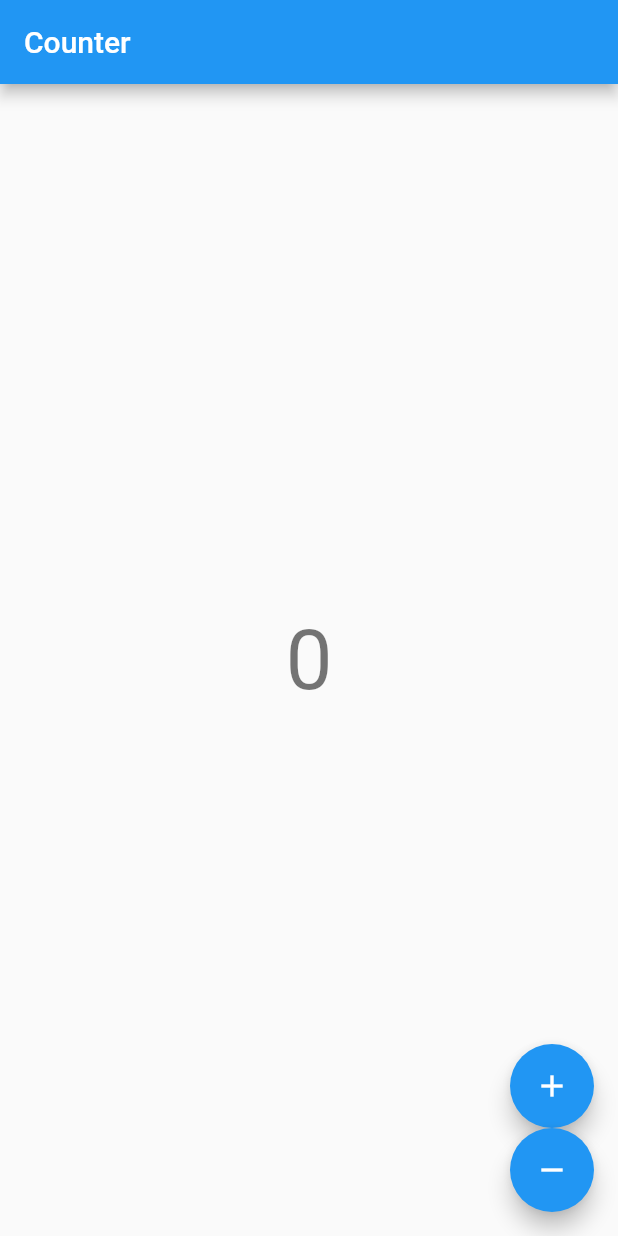
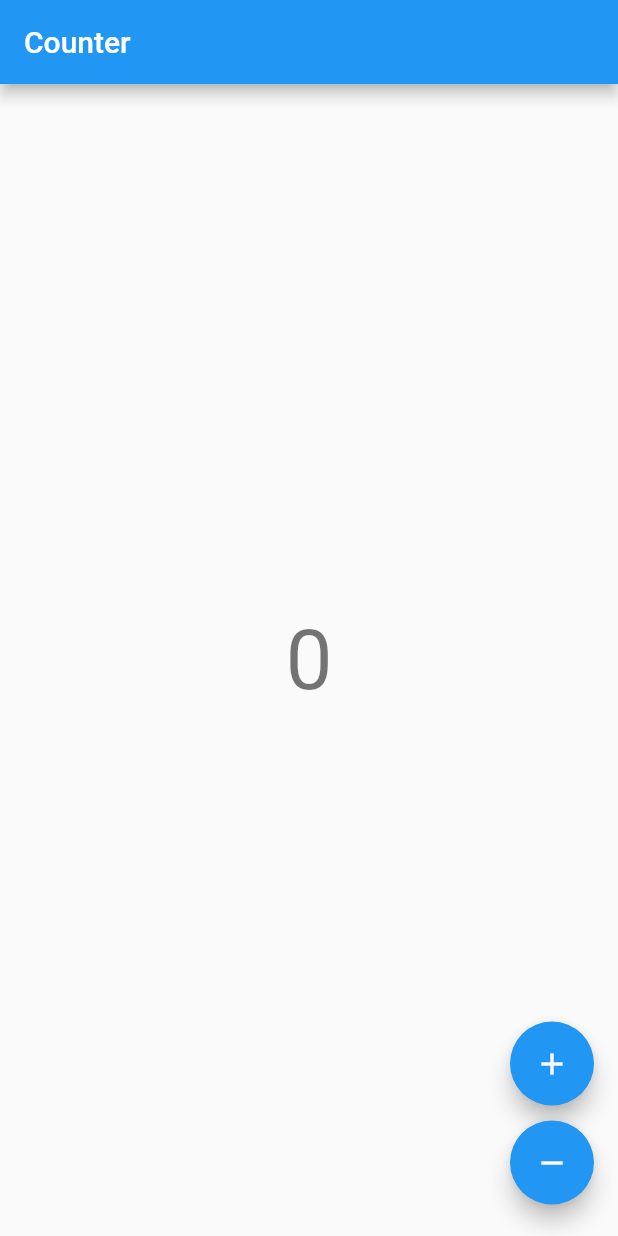
Before and after one commit to mdshadatrahman/bloc_counter, a Flutter app: the screen it shows after launch, on a phone screen of 412 x 824 dp. Run offline on Flutter 3.47's test engine with Material 2 defaults, Android fonts, the phone set to English and light mode, and no system bars; our stand-ins replace bloc, flutter_bloc.

Commit message:
vertical padding added on the buttons

```diff
--- a/lib/counter/view/counter_view.dart
+++ b/lib/counter/view/counter_view.dart
@@ -1,7 +1,6 @@
 import 'package:flutter/material.dart';
 import 'package:flutter_bloc/flutter_bloc.dart';
 import '../counter.dart';
-
 
 class CounterView extends StatelessWidget {
   const CounterView({super.key});
@@ -25,15 +24,21 @@ class CounterView extends StatelessWidget {
         mainAxisAlignment: MainAxisAlignment.end,
         crossAxisAlignment: CrossAxisAlignment.end,
         children: [
-          FloatingActionButton(
+          Padding(
+            padding: const EdgeInsets.symmetric(vertical: 5),
+            child: FloatingActionButton(
               key: const Key('counterView_increment_floatingActionButton'),
               onPressed: () => context.read<CounterCubit>().increment(),
               child: const Icon(Icons.add),
             ),
-          FloatingActionButton(
+          ),
+          Padding(
+            padding: const EdgeInsets.symmetric(vertical: 5),
+            child: FloatingActionButton(
               key: const Key('counterView_decrement_floatingActionButton'),
               onPressed: () => context.read<CounterCubit>().decrement(),
               child: const Icon(Icons.remove),
+            ),
           ),
         ],
       ),
```
Lines whose indentation alone changed are shown as unchanged.
